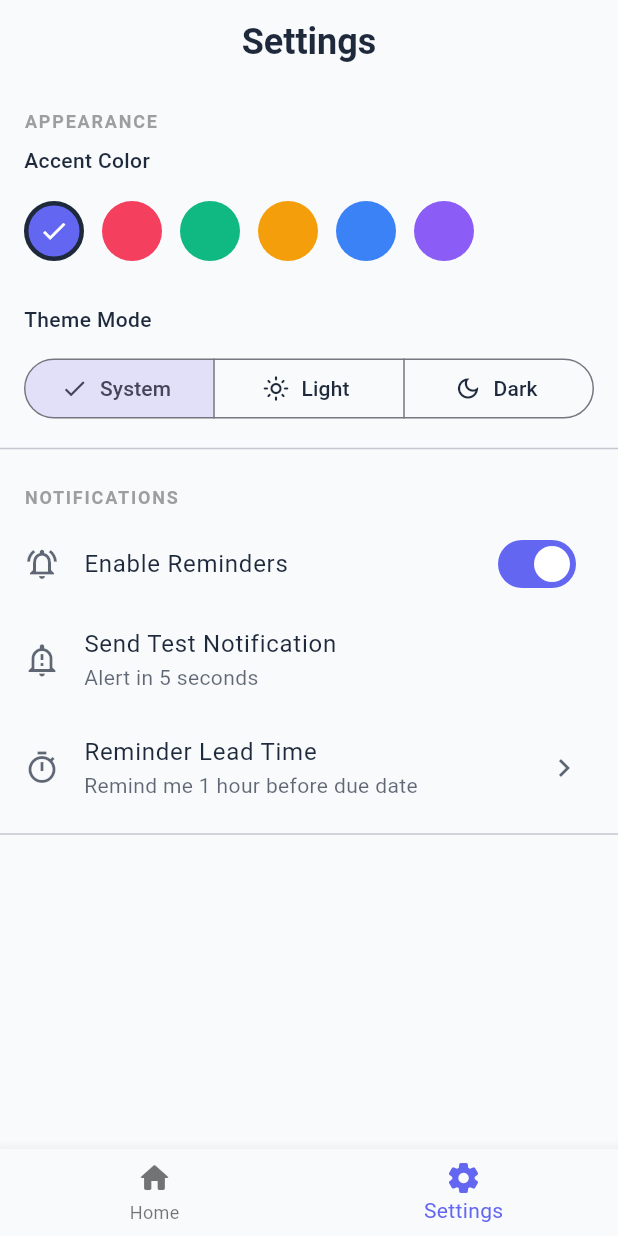
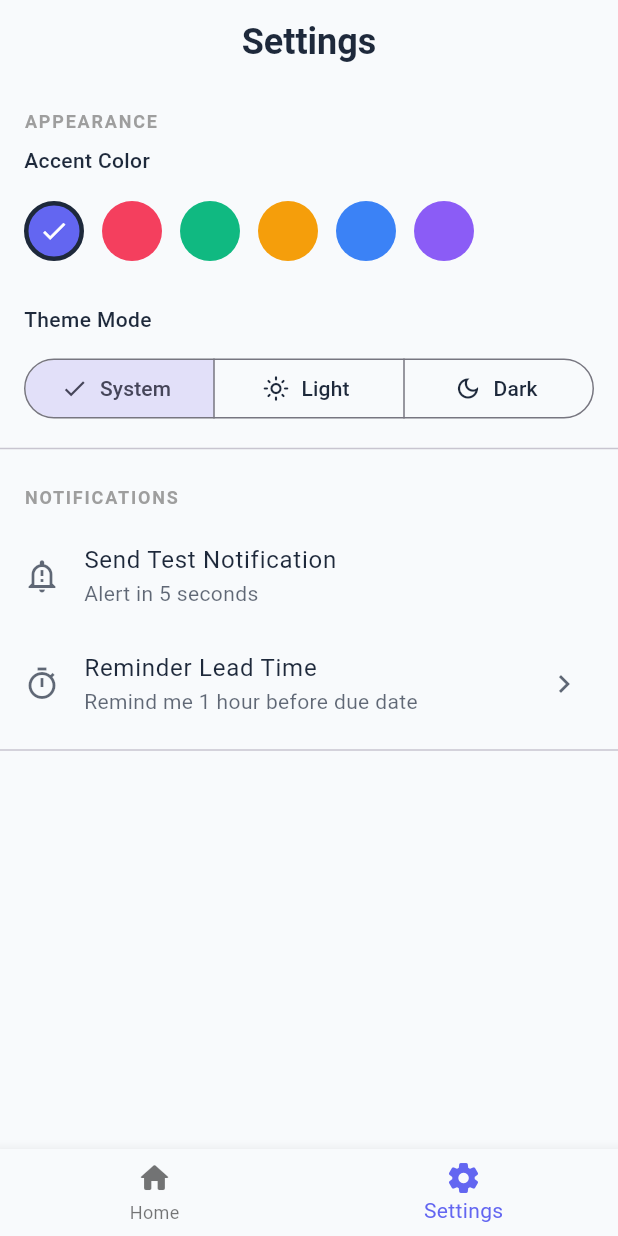
Before and after one commit to Waseel-git-hub/assignmate, a Flutter app: the screen it shows after launch, item 2 of the bottom bar chosen, on a phone screen of 412 x 824 dp. Run offline on Flutter 3.47's test engine with Material 3 defaults, Android fonts, the phone set to English and light mode, and no system bars; our stand-ins replace hive, hive_flutter; accounts and stored records are empty.

Commit message:
first commit

```diff
--- a/lib/screens/settings_screen.dart
+++ b/lib/screens/settings_screen.dart
@@ -3,7 +3,6 @@ import 'package:assignmate/main.dart';
 import 'package:flutter/material.dart';
 import 'package:hive/hive.dart';
 import 'package:assignmate/services/apptheme.dart';
-import 'package:flutter_local_notifications/flutter_local_notifications.dart';
 
 class SettingsScreen extends StatelessWidget {
   const SettingsScreen({super.key});
@@ -127,23 +126,6 @@ class SettingsScreen extends StatelessWidget {
           _buildSectionHeader("Notifications"),
 
           ListTile(
-            leading: const Icon(Icons.notifications_active_outlined),
-            title: const Text("Enable Reminders"),
-            trailing: Switch(
-              value: true,
-              onChanged: (bool value) async {
-                if (value) {
-                  final plugin = FlutterLocalNotificationsPlugin();
-                  await plugin
-                      .resolvePlatformSpecificImplementation<
-                          AndroidFlutterLocalNotificationsPlugin>()
-                      ?.requestNotificationsPermission();
-                }
-              },
-            ),
-          ),
-
-          ListTile(
             leading: const Icon(Icons.notification_important_outlined),
             title: const Text("Send Test Notification"),
             subtitle: const Text("Alert in 5 seconds"),
```
Also changed, not shown: 1 other file.
